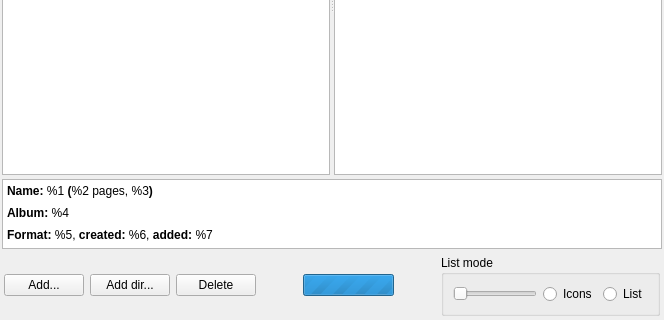
This is zsearchtab.ui in kernel1024/qmanga as Qt 5 draws it before an edit; both pictures show x 0 to 664 and y 174 to 494 of the 664 by 494 pixel window. The edited form follows.
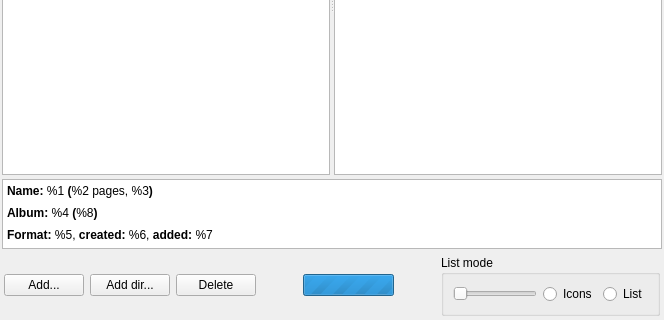
This is the edited form.

Commit message: Album path display on info panel in search tab.

Diff of the .ui file:
```diff
--- a/zsearchtab.ui
+++ b/zsearchtab.ui
@@ -88,7 +88,7 @@
 p, li { white-space: pre-wrap; }
 &lt;/style&gt;&lt;/head&gt;&lt;body style=&quot; font-family:'Verdana'; font-size:9pt; font-weight:400; font-style:normal;&quot;&gt;
 &lt;p style=&quot; margin-top:0px; margin-bottom:0px; margin-left:0px; margin-right:0px; -qt-block-indent:0; text-indent:0px;&quot;&gt;&lt;span style=&quot; font-weight:600;&quot;&gt;Name:&lt;/span&gt; %1 &lt;span style=&quot; font-weight:600;&quot;&gt;(&lt;/span&gt;%2 pages, %3&lt;span style=&quot; font-weight:600;&quot;&gt;)&lt;/span&gt;&lt;/p&gt;
-&lt;p style=&quot; margin-top:8px; margin-bottom:0px; margin-left:0px; margin-right:0px; -qt-block-indent:0; text-indent:0px;&quot;&gt;&lt;span style=&quot; font-weight:600;&quot;&gt;Album:&lt;/span&gt; %4&lt;/p&gt;
+&lt;p style=&quot; margin-top:8px; margin-bottom:0px; margin-left:0px; margin-right:0px; -qt-block-indent:0; text-indent:0px;&quot;&gt;&lt;span style=&quot; font-weight:600;&quot;&gt;Album:&lt;/span&gt; %4 &lt;span style=&quot; font-weight:600;&quot;&gt;(&lt;/span&gt;%8&lt;span style=&quot; font-weight:600;&quot;&gt;)&lt;/span&gt;&lt;/p&gt;
 &lt;p style=&quot; margin-top:8px; margin-bottom:0px; margin-left:0px; margin-right:0px; -qt-block-indent:0; text-indent:0px;&quot;&gt;&lt;span style=&quot; font-weight:600;&quot;&gt;Format:&lt;/span&gt; %5, &lt;span style=&quot; font-weight:600;&quot;&gt;created:&lt;/span&gt; %6, &lt;span style=&quot; font-weight:600;&quot;&gt;added:&lt;/span&gt; %7 &lt;/p&gt;&lt;/body&gt;&lt;/html&gt;</string>
      </property>
     </widget>
```
The commit also changes 1 other file.
